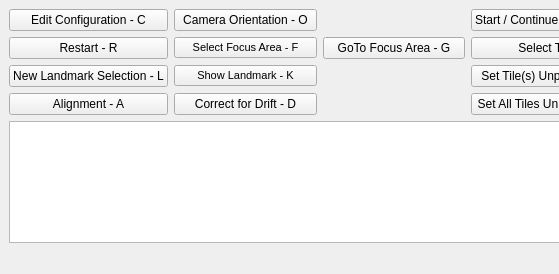
Old version of the form Source/qtgui.ui in the repository Rolf-Hempel/MoonPanoramaMaker; both pictures show x 0 to 559 and y 0 to 274 of the 803 by 274 pixel window.
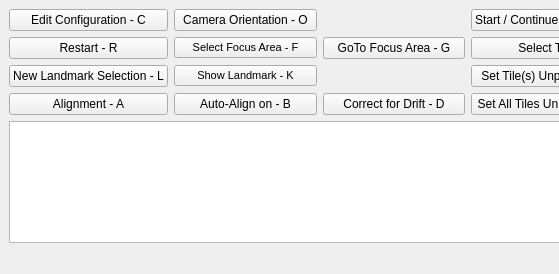
New version of the form.

Commit message: Main GUI autoalignment button and logic added

```diff
--- a/Source/qtgui.ui
+++ b/Source/qtgui.ui
@@ -114,19 +114,6 @@
       </property>
      </widget>
     </item>
-    <item row="3" column="1">
-     <widget class="QPushButton" name="configure_drift_correction">
-      <property name="toolTip">
-       <string>Select alignment points for drift computation and compensation</string>
-      </property>
-      <property name="text">
-       <string>Correct for Drift - D</string>
-      </property>
-      <property name="shortcut">
-       <string>D</string>
-      </property>
-     </widget>
-    </item>
     <item row="2" column="0">
      <widget class="QPushButton" name="new_landmark_selection">
       <property name="toolTip">
@@ -241,6 +228,32 @@
       </property>
      </widget>
     </item>
+    <item row="3" column="2">
+     <widget class="QPushButton" name="configure_drift_correction">
+      <property name="toolTip">
+       <string>Select alignment points for drift computation and compensation</string>
+      </property>
+      <property name="text">
+       <string>Correct for Drift - D</string>
+      </property>
+      <property name="shortcut">
+       <string>D</string>
+      </property>
+     </widget>
+    </item>
+    <item row="3" column="1">
+     <widget class="QPushButton" name="autoalignment">
+      <property name="toolTip">
+       <string>Switch on / off auto-alignment</string>
+      </property>
+      <property name="text">
+       <string>Auto-Align on - B</string>
+      </property>
+      <property name="shortcut">
+       <string>B</string>
+      </property>
+     </widget>
+    </item>
    </layout>
   </widget>
   <widget class="QStatusBar" name="statusbar"/>
```
Left out of the diff: 16 changed lines with no effect on the pictures. The commit also changes 3 other files.
